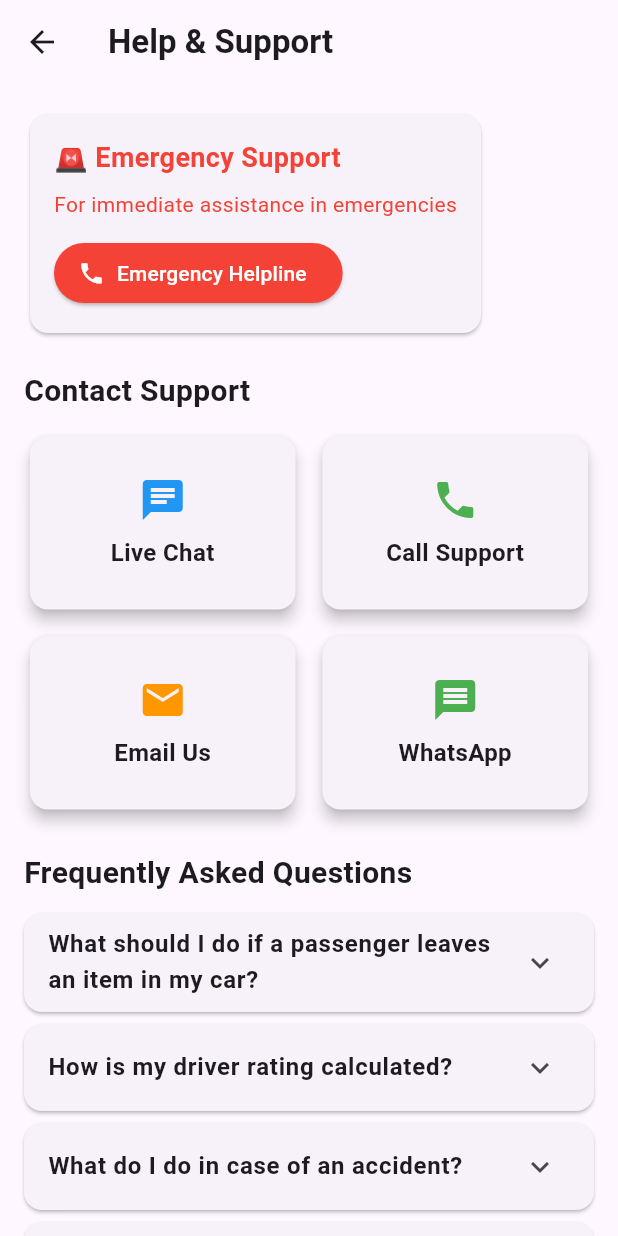
After one commit to jincykp/zoomio_driver_zoomio, a Flutter app: the HelpSupportScreen screen opened directly, on a phone screen of 412 x 824 dp. The commit adds this screen. Run offline on Flutter 3.47's test engine with Material 3 defaults, Android fonts, the light colour scheme and no system bars; our stand-ins replace animated_toggle_switch, bloc, cloud_firestore, firebase_auth, firebase_core, firebase_database and 9 more; missing offline and left inert: firebase_app_check; accounts and stored records are empty.

Commit message:
Add Help & Support section with options for live chat, call support, and FAQs

```diff
--- /dev/null
+++ b/lib/views/app_settings_screens/help_and_support_screen.dart
@@ -0,0 +1,259 @@
+import 'package:flutter/material.dart';
+import 'package:google_fonts/google_fonts.dart';
+import 'package:url_launcher/url_launcher.dart';
+import 'package:zoomio_driverzoomio/views/styles/app_styles.dart';
+
+class HelpSupportScreen extends StatelessWidget {
+  HelpSupportScreen({Key? key}) : super(key: key);
+
+  final List<FAQItem> faqList = [
+    FAQItem(
+        question: "What should I do if a passenger leaves an item in my car?",
+        answer:
+            "Report it immediately through the Lost & Found section. Store the item safely and coordinate with support for return."),
+    FAQItem(
+        question: "How is my driver rating calculated?",
+        answer:
+            "Ratings are based on your last 500 trips. Passengers rate from 1-5 stars based on service quality, safety, and cleanliness."),
+    FAQItem(
+        question: "What do I do in case of an accident?",
+        answer:
+            "1. Ensure everyone's safety\n2. Call emergency services if needed\n3. Contact support immediately\n4. Document the incident with photos\n5. File a report through the app"),
+    FAQItem(
+        question: "How do I dispute an unfair rating?",
+        answer:
+            "Contact support with trip details and your explanation. We review each case carefully and may remove unfair ratings."),
+  ];
+
+  @override
+  Widget build(BuildContext context) {
+    return Scaffold(
+      appBar: AppBar(
+        title: Text(
+          'Help & Support',
+          style: GoogleFonts.alikeAngular(fontWeight: FontWeight.bold),
+        ),
+      ),
+      body: SingleChildScrollView(
+        child: Padding(
+          padding: const EdgeInsets.all(16.0),
+          child: Column(
+            crossAxisAlignment: CrossAxisAlignment.start,
+            children: [
+              // Emergency Support Card
+              Card(
+                // color: ThemeColors.textColor,
+                child: Padding(
+                  padding: const EdgeInsets.all(16.0),
+                  child: Column(
+                    crossAxisAlignment: CrossAxisAlignment.start,
+                    children: [
+                      const Text(
+                        '🚨 Emergency Support',
+                        style: TextStyle(
+                          fontSize: 18,
+                          fontWeight: FontWeight.bold,
+                          color: ThemeColors.alertColor,
+                        ),
+                      ),
+                      const SizedBox(height: 8),
+                      const Text(
+                        'For immediate assistance in emergencies',
+                        style: TextStyle(color: ThemeColors.alertColor),
+                      ),
+                      const SizedBox(height: 12),
+                      ElevatedButton.icon(
+                        style: ElevatedButton.styleFrom(
+                          backgroundColor: ThemeColors.alertColor,
+                          foregroundColor: ThemeColors.textColor,
+                        ),
+                        icon: const Icon(Icons.phone),
+                        label: const Text('Emergency Helpline'),
+                        onPressed: () => _makePhoneCall('911'),
+                      ),
+                    ],
+                  ),
+                ),
+              ),
+              const SizedBox(height: 20),
+
+              // Support Options
+              Text(
+                'Contact Support',
+                style: GoogleFonts.alikeAngular(
+                  fontSize: 20,
+                  fontWeight: FontWeight.bold,
+                ),
+              ),
+              const SizedBox(height: 12),
+
+              // Support Options Grid
+              GridView.count(
+                shrinkWrap: true,
+                physics: const NeverScrollableScrollPhysics(),
+                crossAxisCount: 2,
+                mainAxisSpacing: 10,
+                crossAxisSpacing: 10,
+                childAspectRatio: 1.5,
+                children: [
+                  _buildSupportCard(
+                    context,
+                    'Live Chat',
+                    Icons.chat,
+                    ThemeColors.baseColor,
+                    () => _openLiveChat(context),
+                  ),
+                  _buildSupportCard(
+                    context,
+                    'Call Support',
+                    Icons.phone,
+                    ThemeColors.successColor,
+                    () => _makePhoneCall('+1234567890'),
+                  ),
+                  _buildSupportCard(
+                    context,
+                    'Email Us',
+                    Icons.email,
+                    Colors.orange,
+                    () => _sendEmail(''),
+                  ),
+                  _buildSupportCard(
+                    context,
+                    'WhatsApp',
+                    Icons.message,
+                    ThemeColors.successColor,
+                    () => _openWhatsApp(''),
+                  ),
+                ],
+              ),
+
+              const SizedBox(height: 24),
+
+              // FAQ Section
+              Text(
+                'Frequently Asked Questions',
+                style: GoogleFonts.alikeAngular(
+                  fontSize: 20,
+                  fontWeight: FontWeight.bold,
+                ),
+              ),
+              const SizedBox(height: 12),
+              ListView.builder(
+                shrinkWrap: true,
+                physics: const NeverScrollableScrollPhysics(),
+                itemCount: faqList.length,
+                itemBuilder: (context, index) {
+                  return _buildFAQCard(faqList[index]);
+                },
+              ),
+            ],
+          ),
+        ),
+      ),
+    );
+  }
+
+  Widget _buildSupportCard(
+    BuildContext context,
+    String title,
+    IconData icon,
+    Color color,
+    VoidCallback onTap,
+  ) {
+    return Card(
+      elevation: 4,
+      child: InkWell(
+        onTap: onTap,
+        child: Padding(
+          padding: const EdgeInsets.all(16.0),
+          child: Column(
+            mainAxisAlignment: MainAxisAlignment.center,
+            children: [
+              Icon(icon, color: color, size: 32),
+              const SizedBox(height: 8),
+              Text(
+                title,
+                style: const TextStyle(
+                  fontSize: 16,
+                  fontWeight: FontWeight.bold,
+                ),
+                textAlign: TextAlign.center,
+              ),
+            ],
+          ),
+        ),
+      ),
+    );
+  }
+
+  Widget _buildFAQCard(FAQItem faq) {
+    return Card(
+      margin: const EdgeInsets.only(bottom: 8),
+      child: ExpansionTile(
+        title: Text(
+          faq.question,
+          style: const TextStyle(fontWeight: FontWeight.w600),
+        ),
+        children: [
+          Padding(
+            padding: const EdgeInsets.all(16.0),
+            child: Text(faq.answer),
+          ),
+        ],
+      ),
+    );
+  }
+
+  Future<void> _makePhoneCall(String phoneNumber) async {
+    final Uri launchUri = Uri(
+      scheme: 'tel',
+      path: phoneNumber,
+    );
+    if (await canLaunchUrl(launchUri)) {
+      await launchUrl(launchUri);
+    }
+  }
+
+  Future<void> _sendEmail(String email) async {
+    final Uri launchUri = Uri(
+      scheme: 'mailto',
+      path: email,
+      query: 'subject=Driver Support Request',
+    );
+    if (await canLaunchUrl(launchUri)) {
+      await launchUrl(launchUri);
+    }
+  }
+
+  Future<void> _openWhatsApp(String phoneNumber) async {
+    final url = "https://wa.me/$phoneNumber";
+    final Uri launchUri = Uri.parse(url);
+    if (await canLaunchUrl(launchUri)) {
+      await launchUrl(launchUri);
+    }
+  }
+
+  void _openLiveChat(BuildContext context) {
+    // Implement live chat functionality or show a modal
+    showDialog(
+      context: context,
+      builder: (context) => AlertDialog(
+        title: const Text('Live Chat'),
+        content: const Text('Support agent will connect with you shortly...'),
+        actions: [
+          TextButton(
+            onPressed: () => Navigator.pop(context),
+            child: const Text('Close'),
+          ),
+        ],
+      ),
+    );
+  }
+}
+
+class FAQItem {
+  final String question;
+  final String answer;
+
+  FAQItem({required this.question, required this.answer});
+}
--- a/lib/views/homepage_screens/home.dart
+++ b/lib/views/homepage_screens/home.dart
@@ -811,7 +811,11 @@ class _HomeScreenState extends State<HomeScreen> {
           onPressed: () {
             fetchCurrentLocation(); // Reset map center and zoom
           },
-          child: const Icon(Icons.my_location),
+          child: const Icon(
+            Icons.my_location,
+            color: ThemeColors.titleColor,
+          ),
+          backgroundColor: ThemeColors.textColor,
         ),
       );
     });
```
Also changed, not shown: lib/views/app_settings_screens/feedback_and_complaint_screen.dart (added, +150 -0 lines), lib/views/homepage_screens/profile.dart (+26 -5 lines).
